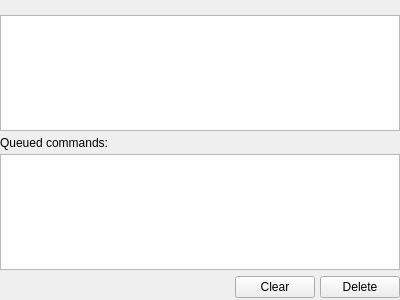
Before: the Qt Designer form nicos/clients/gui/panels/status.ui in mlz-ictrl/nicos, drawn with Qt 5.
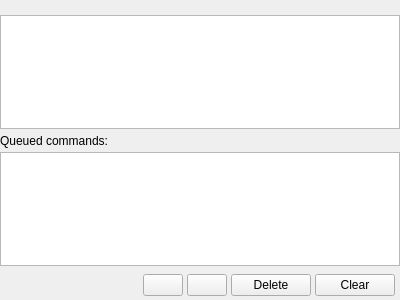
After: the same form once the commit is applied. Icons and pictures are not drawn.

Commit message: daemon: switch to request IDs, allow rearranging queue

Diff of the .ui file:
```diff
--- a/nicos/clients/gui/panels/status.ui
+++ b/nicos/clients/gui/panels/status.ui
@@ -63,15 +63,26 @@
         <property name="verticalSpacing">
          <number>4</number>
         </property>
-        <item row="1" column="0" colspan="3">
-         <widget class="QListWidget" name="queueView">
-          <property name="focusPolicy">
-           <enum>Qt::TabFocus</enum>
-          </property>
-         </widget>
-        </item>
-        <item row="2" column="0">
-         <spacer name="horizontalSpacer_2">
+        <item row="3" column="0">
+         <widget class="QWidget" name="widget" native="true">
+          <layout class="QHBoxLayout" name="horizontalLayout_2">
+           <property name="spacing">
+            <number>4</number>
+           </property>
+           <property name="leftMargin">
+            <number>0</number>
+           </property>
+           <property name="topMargin">
+            <number>2</number>
+           </property>
+           <property name="rightMargin">
+            <number>0</number>
+           </property>
+           <property name="bottomMargin">
+            <number>2</number>
+           </property>
+           <item>
+            <spacer name="horizontalSpacer_3">
           <property name="orientation">
            <enum>Qt::Horizontal</enum>
           </property>
@@ -86,27 +97,74 @@
           </property>
          </spacer>
         </item>
-        <item row="2" column="1">
-         <widget class="QPushButton" name="clearQueue">
+           <item>
+            <widget class="QPushButton" name="upButton">
+             <property name="sizePolicy">
+              <sizepolicy hsizetype="Minimum" vsizetype="Fixed">
+               <horstretch>0</horstretch>
+               <verstretch>0</verstretch>
+              </sizepolicy>
+             </property>
           <property name="text">
-           <string>Clear</string>
-          </property>
-         </widget>
-        </item>
-        <item row="2" column="2">
+              <string/>
+             </property>
+             <property name="icon">
+              <iconset resource="../../../../resources/nicos-gui.qrc">
+               <normaloff>:/up</normaloff>:/up</iconset>
+             </property>
+             <property name="iconSize">
+              <size>
+               <width>18</width>
+               <height>18</height>
+              </size>
+             </property>
+            </widget>
+           </item>
+           <item>
+            <widget class="QPushButton" name="downButton">
+             <property name="icon">
+              <iconset resource="../../../../resources/nicos-gui.qrc">
+               <normaloff>:/down</normaloff>:/down</iconset>
+             </property>
+             <property name="iconSize">
+              <size>
+               <width>18</width>
+               <height>18</height>
+              </size>
+             </property>
+            </widget>
+           </item>
+           <item>
          <widget class="QPushButton" name="deleteQueueItem">
           <property name="text">
            <string>Delete</string>
           </property>
          </widget>
         </item>
-        <item row="0" column="0" colspan="3">
+           <item>
+            <widget class="QPushButton" name="clearQueue">
+             <property name="text">
+              <string>Clear</string>
+             </property>
+            </widget>
+           </item>
+          </layout>
+         </widget>
+        </item>
+        <item row="0" column="0" colspan="2">
          <widget class="QLabel" name="label_3">
           <property name="text">
            <string>Queued commands:</string>
           </property>
          </widget>
         </item>
+        <item row="1" column="0" colspan="2">
+         <widget class="QListWidget" name="queueView">
+          <property name="focusPolicy">
+           <enum>Qt::TabFocus</enum>
+          </property>
+         </widget>
+        </item>
        </layout>
       </widget>
      </item>
```
Lines whose indentation alone changed are shown as unchanged. The commit also changes 13 other files.
